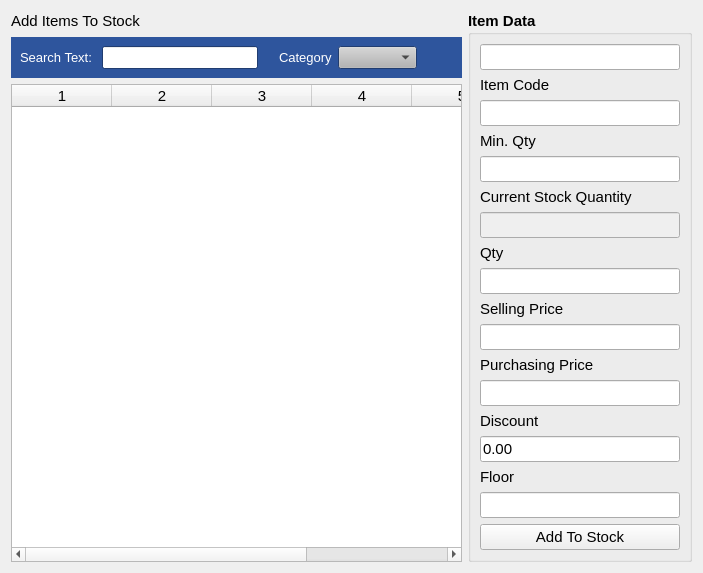
This is estorecpp/addmanualstockitems.ui in Watti/estorecpp as Qt 5 draws it before an edit. The edited form follows.
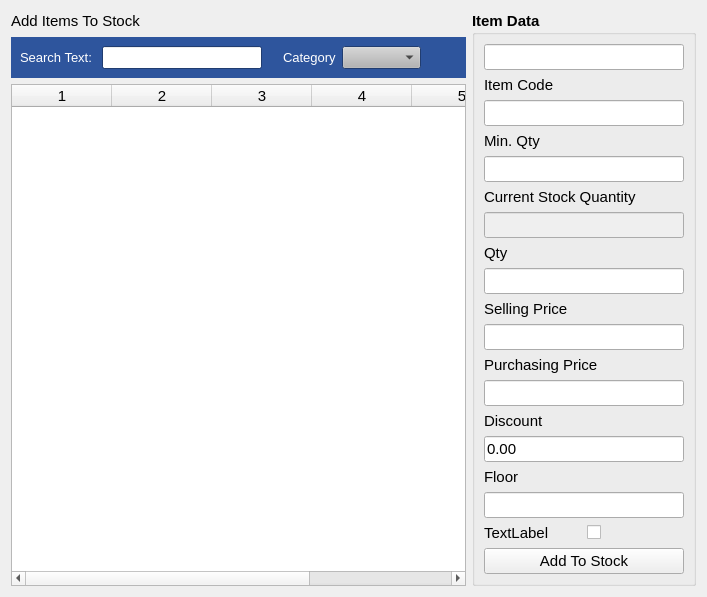
This is the edited form.

```diff
--- a/estorecpp/addmanualstockitems.ui
+++ b/estorecpp/addmanualstockitems.ui
@@ -6,8 +6,8 @@
    <rect>
     <x>0</x>
     <y>0</y>
-    <width>703</width>
-    <height>550</height>
+    <width>707</width>
+    <height>585</height>
    </rect>
   </property>
   <property name="windowTitle">
@@ -909,6 +909,36 @@
         </property>
        </widget>
       </item>
+      <item>
+       <layout class="QHBoxLayout" name="horizontalLayout_4">
+        <item>
+         <widget class="QLabel" name="label_12">
+          <property name="font">
+           <font>
+            <weight>50</weight>
+            <bold>false</bold>
+           </font>
+          </property>
+          <property name="text">
+           <string>TextLabel</string>
+          </property>
+         </widget>
+        </item>
+        <item>
+         <widget class="QCheckBox" name="checkBox">
+          <property name="font">
+           <font>
+            <weight>50</weight>
+            <bold>false</bold>
+           </font>
+          </property>
+          <property name="text">
+           <string/>
+          </property>
+         </widget>
+        </item>
+       </layout>
+      </item>
       <item>
        <widget class="QPushButton" name="addToStockBtn">
         <property name="font">
```
